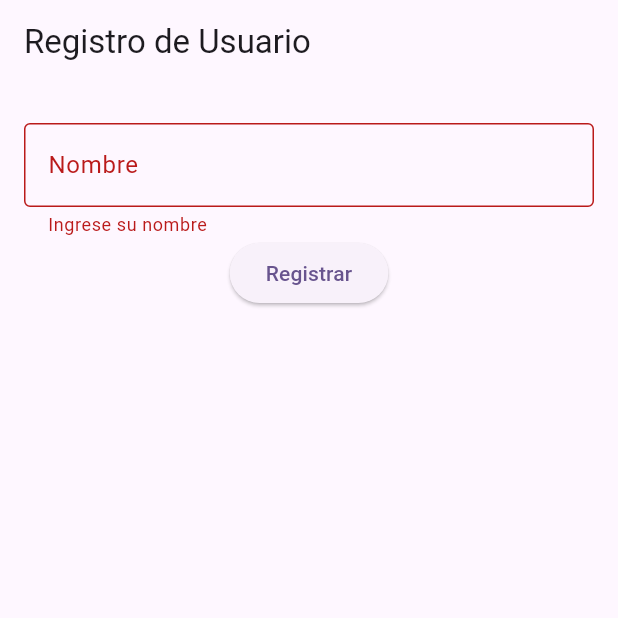
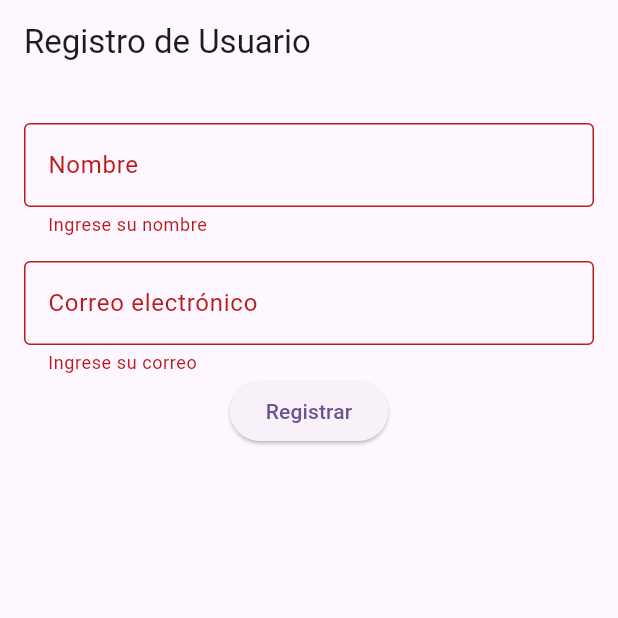
Before and after one commit to Armando-J-Salgado/Apps-Moviles---Formulario-de-registro, a Flutter app: the screen it shows after launch, after a tap on "Registrar", on a phone screen of 412 x 824 dp, the top half of it. Run offline on Flutter 3.47's test engine with Material 3 defaults, Android fonts, the phone set to English and light mode, and no system bars.

Commit message:
add email field

```diff
--- a/lib/screens/register_screen.dart
+++ b/lib/screens/register_screen.dart
@@ -1,11 +1,13 @@
 import 'package:flutter/material.dart';
 import 'package:formulario_registro/widgets/name_field.dart';
+import '../widgets/email_field.dart';
 
 class RegisterScreen extends StatelessWidget {
   RegisterScreen({super.key});
 
   final GlobalKey<FormState> _formKey = GlobalKey<FormState>();
   final TextEditingController nameController = TextEditingController();
+  final TextEditingController emailController = TextEditingController();
 
   @override
   Widget build(BuildContext context) {
@@ -21,7 +23,8 @@ class RegisterScreen extends StatelessWidget {
             children: [
               const SizedBox(height: 10),
               NameField(controller: nameController,),
-              // EmailField(),
+              const SizedBox(height: 16),
+              EmailField(controller: emailController),
               // PasswordField(),
               // ConfirmPasswordField(),
               // PhoneField(),
--- /dev/null
+++ b/lib/widgets/email_field.dart
@@ -0,0 +1,35 @@
+import 'package:flutter/material.dart';
+
+class EmailField extends StatelessWidget {
+  final TextEditingController controller;
+
+  const EmailField({
+    super.key,
+    required this.controller,
+  });
+
+  @override
+  Widget build(BuildContext context) {
+    return TextFormField(
+      controller: controller,
+      keyboardType: TextInputType.emailAddress,
+      decoration: const InputDecoration(
+        labelText: 'Correo electrónico',
+        border: OutlineInputBorder(),
+      ),
+      validator: (value) {
+        if (value == null || value.trim().isEmpty) {
+          return 'Ingrese su correo';
+        }
+
+        final emailRegex = RegExp(r'^[^@\s]+@[^@\s]+\.[^@\s]+$');
+
+        if (!emailRegex.hasMatch(value.trim())) {
+          return 'Ingrese un correo válido';
+        }
+
+        return null;
+      },
+    );
+  }
+}
```
